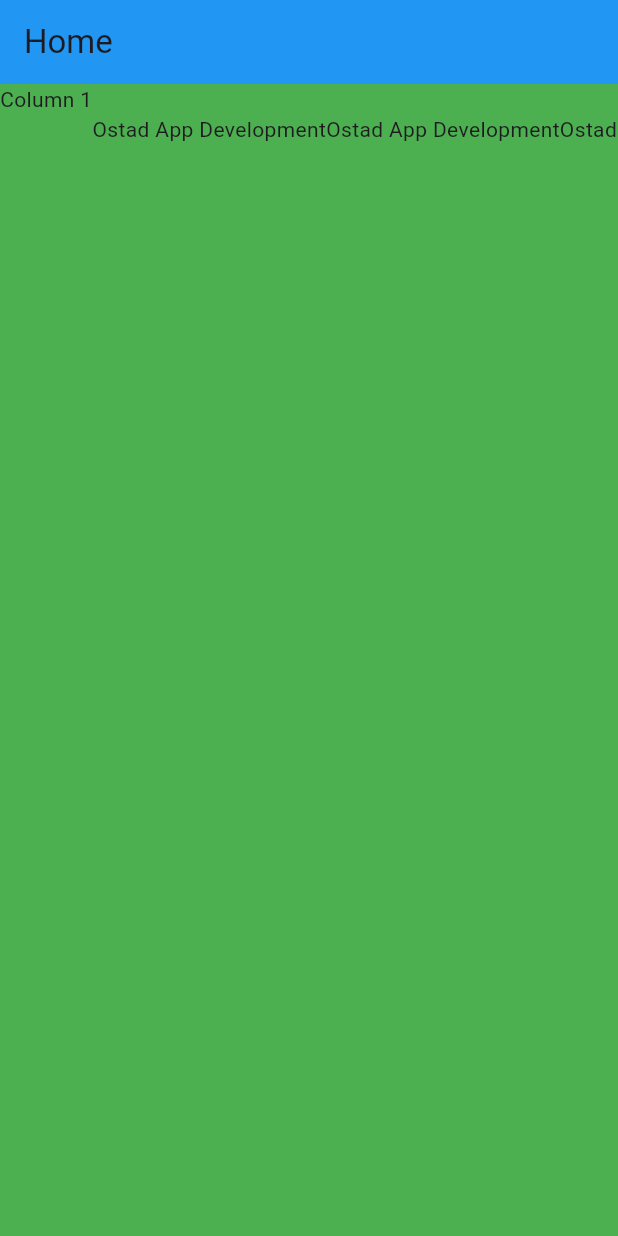
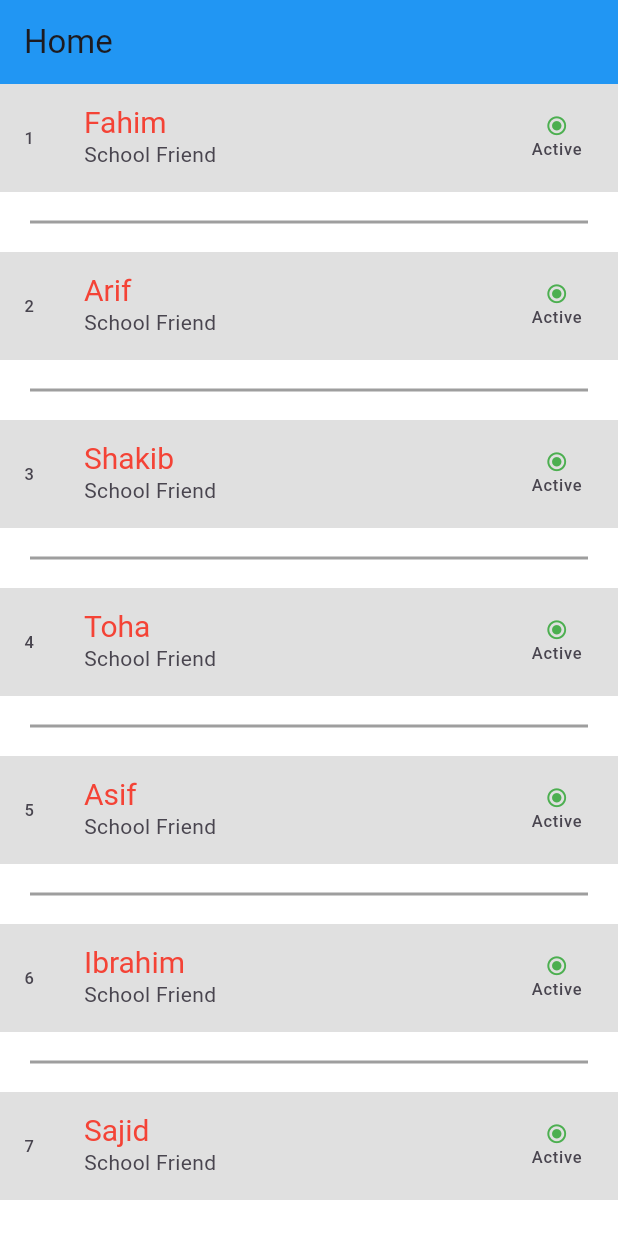
Before and after one commit to Ibrahim0096891/live_class_project, a Flutter app: the screen it shows after launch, on a phone screen of 412 x 824 dp. Run offline on Flutter 3.47's test engine with Material 3 defaults, Android fonts, the phone set to English and light mode, and no system bars.

Commit message:
ListView, GridView, SizedBox,ListTile,Divider

```diff
--- a/lib/main.dart
+++ b/lib/main.dart
@@ -21,18 +21,33 @@ class IntroApp extends StatelessWidget {
   }
 }
 
-class Home extends StatelessWidget {
+class Home extends StatefulWidget {
   const Home({super.key});
+
+  @override
+  State<Home> createState() => _HomeState();
+}
+
+class _HomeState extends State<Home> {
+  List<String> friendList = [
+    'Fahim',
+    'Arif',
+    'Shakib',
+    'Toha',
+    'Asif',
+    'Ibrahim',
+    'Sajid'
+  ];
 
   @override
   Widget build(BuildContext context) {
     return Scaffold(
-        backgroundColor: Colors.green,
-        appBar: AppBar(
-          title: Text('Home'),
-          backgroundColor: Colors.blue,
-        ),
-       /* body: Column(
+      backgroundColor: Colors.white,
+      appBar: AppBar(
+        title: Text('Home'),
+        backgroundColor: Colors.blue,
+      ),
+      /* body: Column(
           // mainAxisAlignment: ,
           // crossAxisAlignment: ,
           mainAxisSize: MainAxisSize.max,
@@ -151,7 +166,7 @@ class Home extends StatelessWidget {
           ],
         ),
       ),*/
-      body: SingleChildScrollView(
+      /* body: SingleChildScrollView(
         scrollDirection: Axis.horizontal,
         child: Row(
           children: [
@@ -191,7 +206,150 @@ class Home extends StatelessWidget {
             )
           ],
         ),
+      ),*/
+      /* body: ListView(
+        children: [
+          SizedBox(
+            height: 100,
+            width: 100,
+            child: Center(
+              child: Text('Box 1'),
+            ),
+          ),
+          SizedBox(
+            height: 100,
+            width: 100,
+            child: Center(
+              child: Text('Box 2'),
+            ),
+          ),
+          SizedBox(
+            height: 100,
+            width: 100,
+            child: Center(
+              child: Text('Box 3'),
+            ),
+          ),
+          SizedBox(
+            height: 100,
+            width: 100,
+            child: Center(
+              child: Text('Box 4'),
+            ),
+          ),
+          SizedBox(
+            height: 100,
+            width: 100,
+            child: Center(
+              child: Text('Box 5'),
+            ),
+          ),
+          SizedBox(
+            height: 100,
+            width: 100,
+            child: Center(
+              child: Text('Box 6'),
+            ),
+          ),
+          SizedBox(
+            height: 100,
+            width: 100,
+            child: Center(
+              child: Text('Box 7'),
+            ),
+          ),
+          SizedBox(
+            height: 100,
+            width: 100,
+            child: Center(
+              child: Text('Box 8'),
+            ),
+          ),
+          SizedBox(
+            height: 100,
+            width: 100,
+            child: Center(
+              child: Text('Box 9'),
+            ),
+
+        ],
+      ),*/
+      /* body: ListView.builder(
+          itemCount: 1000,
+        itemBuilder: (context, index){
+            return SizedBox(
+              height: 100,
+              width: 100,
+              child: Center(child: Text(index.toString())),
+            );
+        },
+      ),*/
+      /*body: ListView.builder(
+        itemCount: friendList.length,
+        itemBuilder: (context, index){
+          return Column(
+              children: [
+                Text(friendList[index])
+              ]
+          );
+      },
+      ),*/
+      body: ListView.separated(
+        itemCount: friendList.length,
+        itemBuilder: (context, index) {
+          return Column(children: [
+            ListTile(
+              tileColor: Colors.black12,
+              title: Text(friendList[index]),
+              subtitle: Text('School Friend'),
+              trailing: Column(
+                mainAxisAlignment: MainAxisAlignment.center,
+               children : [
+                 Icon(Icons.radio_button_checked,
+                  size: 15,
+                  color: Colors.green,
+                ),
+               Text('Active')]
+              ),
+              leading: Text(
+                (index + 1).toString(),
+              ),
+              onTap: () {
+                print('$index item tapped');
+              },
+              titleTextStyle: TextStyle(
+                fontSize: 20,
+                color: Colors.red,
+              ),
+            ),
+          ]);
+        },
+        separatorBuilder: (context, index) {
+          return Divider(
+            height: 40,
+            color: Colors.grey,
+            thickness: 2,
+            endIndent: 20,
+            indent: 20,
+          );
+          // return Text('This is $index th separator');
+        },
       ),
+      /* body: GridView.builder(
+          gridDelegate: SliverGridDelegateWithFixedCrossAxisCount(
+              crossAxisCount: 3,
+              crossAxisSpacing: 8,
+            // childAspectRatio: 1
+          ),
+          itemCount: friendList.length,
+          itemBuilder: (Contex, index) {
+            return Column(
+              children: [
+                Text(index.toString()),
+                Text(friendList[index]),
+              ],
+            );
+          }),*/
     );
   }
 }
```
